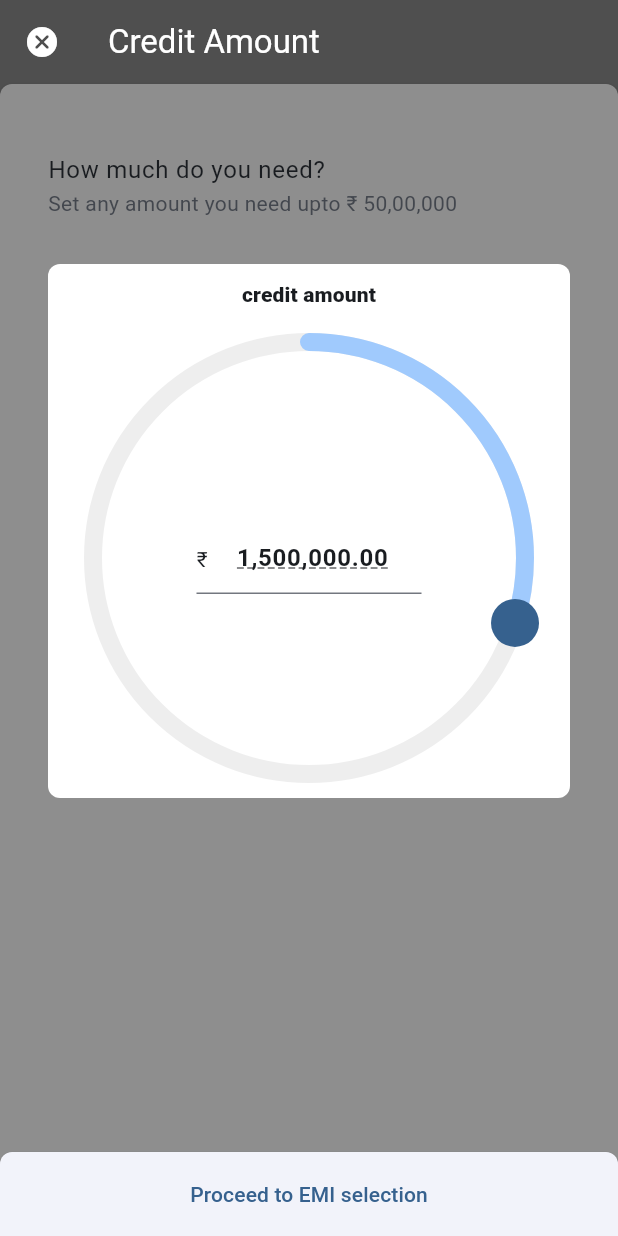
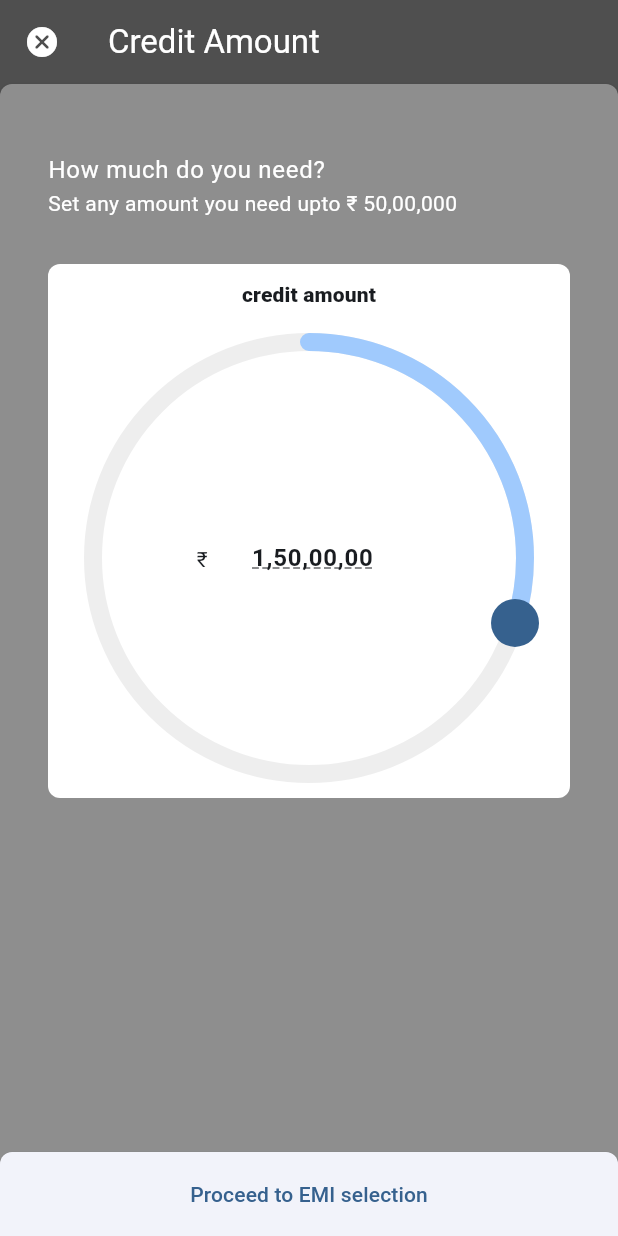
Before and after one commit to predatorx7/stacked_steps, a Flutter app: the ExampleScreen screen opened directly with empty values, on a phone screen of 412 x 824 dp. Run offline on Flutter 3.47's test engine with Material 2 defaults, Android fonts, the phone set to English and light mode, and no system bars; drawn by our look-alikes of sleek_circular_slider.

Commit message:
Add theme

```diff
--- a/example/lib/input.dart
+++ b/example/lib/input.dart
@@ -2,7 +2,7 @@ import 'package:flutter/services.dart';
 import 'package:intl/intl.dart';
 
 class CurrencyInputFormatter extends TextInputFormatter {
-  static final formatter = NumberFormat('##,##0.00', 'en_IN');
+  static final formatter = NumberFormat('##,##,##,##', 'en_IN');
   static const currency = '₹';
 
   @override
@@ -14,7 +14,7 @@ class CurrencyInputFormatter extends TextInputFormatter {
       return newValue;
     }
 
-    double value = double.parse(newValue.text);
+    int value = int.tryParse(newValue.text.replaceAll(r'[^0-9]', '')) ?? 0;
 
     String newText = formatter.format(value).replaceAll(
           formatter.currencySymbol,
--- a/example/lib/main.dart
+++ b/example/lib/main.dart
@@ -124,7 +124,7 @@ class _ExampleScreenState extends State<ExampleScreen> {
   Widget build(BuildContext context) {
     final darkColor = Color.lerp(widget.option.color, Colors.black, 0.5)!;
 
-    final theme = CompletedTileThemeData.fallback().copyWith(
+    final theme = StackedStepsThemeData.fallback().copyWith(
       light: widget.option.color,
       dark: darkColor,
     );
@@ -149,7 +149,7 @@ class _ExampleScreenState extends State<ExampleScreen> {
       backgroundColor: darkColor,
       body: StackedSteps(
         controller: controller,
-        completedTileTheme: theme,
+        theme: theme,
         steps: [
           StepData<FormData, StepDetails>(
             value: const StepDetails(
--- a/example/lib/steps/step_1.dart
+++ b/example/lib/steps/step_1.dart
@@ -197,6 +197,7 @@ class _StepCreditAmountState extends State<StepCreditAmount> {
                                                         TextDecorationStyle
                                                             .solid,
                                                   ),
+                                                  border: InputBorder.none,
                                                 ),
                                                 textAlign: TextAlign.center,
                                                 onChanged: (val) {
@@ -208,10 +209,13 @@ class _StepCreditAmountState extends State<StepCreditAmount> {
                                                     creditAmount:
                                                         value.toDouble(),
                                                   );
+                                                },
+                                                onEditingComplete: () {
                                                   controller.text =
                                                       CurrencyInputFormatter
                                                           .formatter
-                                                          .format(value);
+                                                          .format(
+                                                              controller.text);
                                                 },
                                                 style: const TextStyle(
                                                   fontWeight: FontWeight.bold,
--- a/example/lib/steps/step_3.dart
+++ b/example/lib/steps/step_3.dart
@@ -122,6 +122,9 @@ class BankTile extends StatelessWidget {
 
   @override
   Widget build(BuildContext context) {
+    final isStyleDark =
+        StackedStepsTheme.of(context).brightness == Brightness.dark;
+
     return AnimatedBuilder(
       animation: controller,
       builder: (context, _) {
@@ -145,14 +148,14 @@ class BankTile extends StatelessWidget {
           title: Text(
             account.name,
             style: Theme.of(context).textTheme.caption?.copyWith(
-                  color: Colors.white,
+                  color: isStyleDark ? Colors.white : Colors.black,
                   fontWeight: FontWeight.bold,
                 ),
           ),
           subtitle: Text(
             account.id.toString(),
             style: Theme.of(context).textTheme.bodySmall?.copyWith(
-                  color: Colors.white70,
+                  color: isStyleDark ? Colors.white70 : Colors.black87,
                   fontWeight: FontWeight.bold,
                 ),
           ),
@@ -160,13 +163,13 @@ class BankTile extends StatelessWidget {
             duration: const Duration(milliseconds: 200),
             curve: Curves.ease,
             decoration: isSelected
-                ? const BoxDecoration(
-                    color: Colors.black26,
+                ? BoxDecoration(
+                    color: isStyleDark ? Colors.white24 : Colors.black26,
                     shape: BoxShape.circle,
                   )
                 : BoxDecoration(
                     border: Border.all(
-                      color: Colors.white54,
+                      color: isStyleDark ? Colors.white54 : Colors.black54,
                     ),
                     shape: BoxShape.circle,
                   ),
@@ -174,9 +177,9 @@ class BankTile extends StatelessWidget {
             width: 30,
             child: Center(
               child: isSelected
-                  ? const Icon(
+                  ? Icon(
                       Icons.check_rounded,
-                      color: Colors.white70,
+                      color: isStyleDark ? Colors.black54 : Colors.white70,
                     )
                   : const SizedBox(),
             ),
--- a/example/lib/widgets/action_button.dart
+++ b/example/lib/widgets/action_button.dart
@@ -13,7 +13,7 @@ class NextStepButton extends StatelessWidget {
 
   @override
   Widget build(BuildContext context) {
-    final tileTheme = CompletedTileTheme.of(context);
+    final tileTheme = StackedStepsTheme.of(context);
 
     return ElevatedButton(
       style: ElevatedButton.styleFrom(
--- a/example/lib/widgets/card.dart
+++ b/example/lib/widgets/card.dart
@@ -13,7 +13,7 @@ class CurrentStepCard<T, V> extends StatelessWidget {
 
   @override
   Widget build(BuildContext context) {
-    final tileTheme = CompletedTileTheme.of(context);
+    final tileTheme = StackedStepsTheme.of(context);
     final index = controller.value.currentIndex;
     final length = controller.value.progress.length + 2;
 
--- a/example/lib/widgets/value.dart
+++ b/example/lib/widgets/value.dart
@@ -12,30 +12,36 @@ class TitleValue extends StatelessWidget {
 
   @override
   Widget build(BuildContext context) {
+    final defaultStyle = DefaultTextStyle.of(context).style;
+
     return Text.rich(
       TextSpan(
         children: [
           TextSpan(
             text: title,
-            style: Theme.of(context).textTheme.caption,
+            style: Theme.of(context).textTheme.caption?.merge(defaultStyle),
           ),
           const TextSpan(
             text: '\n',
           ),
           TextSpan(
             text: value,
-            style: Theme.of(context).textTheme.titleLarge?.merge(
+            style: Theme.of(context)
+                .textTheme
+                .titleLarge
+                ?.merge(
                   const TextStyle(
                     fontWeight: FontWeight.w700,
                   ),
-                ),
+                )
+                .merge(defaultStyle),
           ),
         ],
       ),
       textAlign: TextAlign.start,
       style: const TextStyle(
         color: Colors.white,
-      ),
+      ).merge(defaultStyle),
     );
   }
 }
--- a/lib/src/theme.dart
+++ b/lib/src/theme.dart
@@ -8,17 +8,19 @@ typedef CompletedTileColorBuilder = Color Function(
   Color endColor,
 );
 
-class CompletedTileThemeData {
+class StackedStepsThemeData {
   final Color light;
   final Color dark;
+  final Brightness? brightness;
   final double elevation;
   final CompletedTileColorBuilder colorBuilder;
   final BorderRadiusGeometry? borderRadius;
 
-  CompletedTileThemeData({
+  StackedStepsThemeData({
     required this.light,
     required this.dark,
     this.colorBuilder = _defaultColorBuilder,
+    this.brightness,
     this.elevation = 2,
     this.borderRadius,
   });
@@ -37,8 +39,8 @@ class CompletedTileThemeData {
     )!;
   }
 
-  factory CompletedTileThemeData.fallback() {
-    return CompletedTileThemeData(
+  factory StackedStepsThemeData.fallback() {
+    return StackedStepsThemeData(
       light: Colors.grey,
       dark: Colors.grey.shade900,
       elevation: 2,
@@ -49,16 +51,18 @@ class CompletedTileThemeData {
     );
   }
 
-  CompletedTileThemeData copyWith({
+  StackedStepsThemeData copyWith({
     Color? light,
     Color? dark,
     double? elevation,
     CompletedTileColorBuilder? colorBuilder,
     BorderRadiusGeometry? borderRadius,
+    Brightness? brightness,
   }) {
-    return CompletedTileThemeData(
+    return StackedStepsThemeData(
       light: light ?? this.light,
       dark: dark ?? this.dark,
+      brightness: brightness ?? this.brightness,
       elevation: elevation ?? this.elevation,
       colorBuilder: colorBuilder ?? this.colorBuilder,
       borderRadius: borderRadius ?? this.borderRadius,
@@ -66,22 +70,22 @@ class CompletedTileThemeData {
   }
 }
 
-class CompletedTileTheme extends InheritedWidget {
-  const CompletedTileTheme({
+class StackedStepsTheme extends InheritedWidget {
+  const StackedStepsTheme({
     Key? key,
     required this.data,
     required Widget child,
   }) : super(key: key, child: child);
 
-  final CompletedTileThemeData data;
+  final StackedStepsThemeData data;
 
-  static CompletedTileThemeData of(BuildContext context) {
+  static StackedStepsThemeData of(BuildContext context) {
     final result =
-        context.dependOnInheritedWidgetOfExactType<CompletedTileTheme>();
-    return result?.data ?? CompletedTileThemeData.fallback();
+        context.dependOnInheritedWidgetOfExactType<StackedStepsTheme>();
+    return result?.data ?? StackedStepsThemeData.fallback();
   }
 
   @override
-  bool updateShouldNotify(CompletedTileTheme oldWidget) =>
+  bool updateShouldNotify(StackedStepsTheme oldWidget) =>
       data != oldWidget.data;
 }
--- a/lib/src/widget.dart
+++ b/lib/src/widget.dart
@@ -35,14 +35,14 @@ class StackedSteps<T, V> extends StatefulWidget {
   ///
   /// If null, the default collapsed tile builder is used.
   final StepWidgetBuilder<T, V>? completedStepBuilder;
-  final CompletedTileThemeData? completedTileTheme;
+  final StackedStepsThemeData? theme;
 
   const StackedSteps({
     Key? key,
     required this.controller,
     this.steps,
     this.completedStepBuilder,
-    this.completedTileTheme,
+    this.theme,
   }) : super(key: key);
 
   @override
@@ -98,18 +98,33 @@ class _StackedStepsState<T, V> extends State<StackedSteps<T, V>> {
     Widget child = AnimatedBuilder(
       animation: controller,
       builder: (context, _) {
+        final currentIndex = controller.value.currentIndex;
         final current = controller.value.current;
         final next = controller.value.next;
         final lastValue = controller.value.latestValue;
         final progress = controller.value.progress;
 
-        Widget activeStage = AnimatedAppearance(
+        Widget activeStage = Builder(builder: (context) {
+          final theme = StackedStepsTheme.of(context);
+          final color = theme.colorBuilder(
+            context,
+            currentIndex,
+            progress.length,
+            theme.light,
+            theme.dark,
+          );
+
+          return _DefaultTextColor(
+            surfaceColor: color,
+            child: AnimatedAppearance(
               child: current.builder(
                 context,
                 lastValue,
                 current.value,
               ),
+            ),
           );
+        });
 
         if (next != null) {
           activeStage = WillPopScope(
@@ -144,9 +159,9 @@ class _StackedStepsState<T, V> extends State<StackedSteps<T, V>> {
       },
     );
 
-    final theme = widget.completedTileTheme;
+    final theme = widget.theme;
     if (theme != null) {
-      child = CompletedTileTheme(
+      child = StackedStepsTheme(
         data: theme,
         child: child,
       );
@@ -196,7 +211,7 @@ class CompletedTile<T, V> extends StatelessWidget {
       );
     }
 
-    final theme = CompletedTileTheme.of(context);
+    final theme = StackedStepsTheme.of(context);
 
     final color = theme.colorBuilder(
       context,
@@ -206,7 +221,9 @@ class CompletedTile<T, V> extends StatelessWidget {
       theme.dark,
     );
 
-    return AnimatedAppearance(
+    return _DefaultTextColor(
+      surfaceColor: color,
+      child: AnimatedAppearance(
         child: Material(
           color: color,
           elevation: theme.elevation,
@@ -216,7 +233,8 @@ class CompletedTile<T, V> extends StatelessWidget {
             children: [
               Flexible(
                 flex: 0,
-              child: Builder(builder: (context) {
+                child: Builder(
+                  builder: (context) {
                     return GestureDetector(
                       onTap: () async {
                         final state = context
@@ -229,7 +247,8 @@ class CompletedTile<T, V> extends StatelessWidget {
                         trailing: const Icon(Icons.arrow_drop_down_rounded),
                       ),
                     );
-              }),
+                  },
+                ),
               ),
               Expanded(
                 child: nextChild,
@@ -237,6 +256,38 @@ class CompletedTile<T, V> extends StatelessWidget {
             ],
           ),
         ),
+      ),
     );
   }
 }
+
+class _DefaultTextColor extends StatelessWidget {
+  const _DefaultTextColor({
+    Key? key,
+    required this.surfaceColor,
+    required this.child,
+  }) : super(key: key);
+
+  final Color surfaceColor;
+  final Widget child;
+
+  @override
+  Widget build(BuildContext context) {
+    final isDark = surfaceColor.computeLuminance() < 0.5 ? true : false;
+
+    return DefaultTextStyle.merge(
+      style: TextStyle(
+        color: isDark ? Colors.white : Colors.black,
+      ),
+      child: ListTileTheme.merge(
+        textColor: isDark ? Colors.white : Colors.black,
+        child: StackedStepsTheme(
+          data: StackedStepsTheme.of(context).copyWith(
+            brightness: isDark ? Brightness.dark : Brightness.light,
+          ),
+          child: child,
+        ),
+      ),
+    );
+  }
+}
```
Lines whose indentation alone changed are shown as unchanged.
